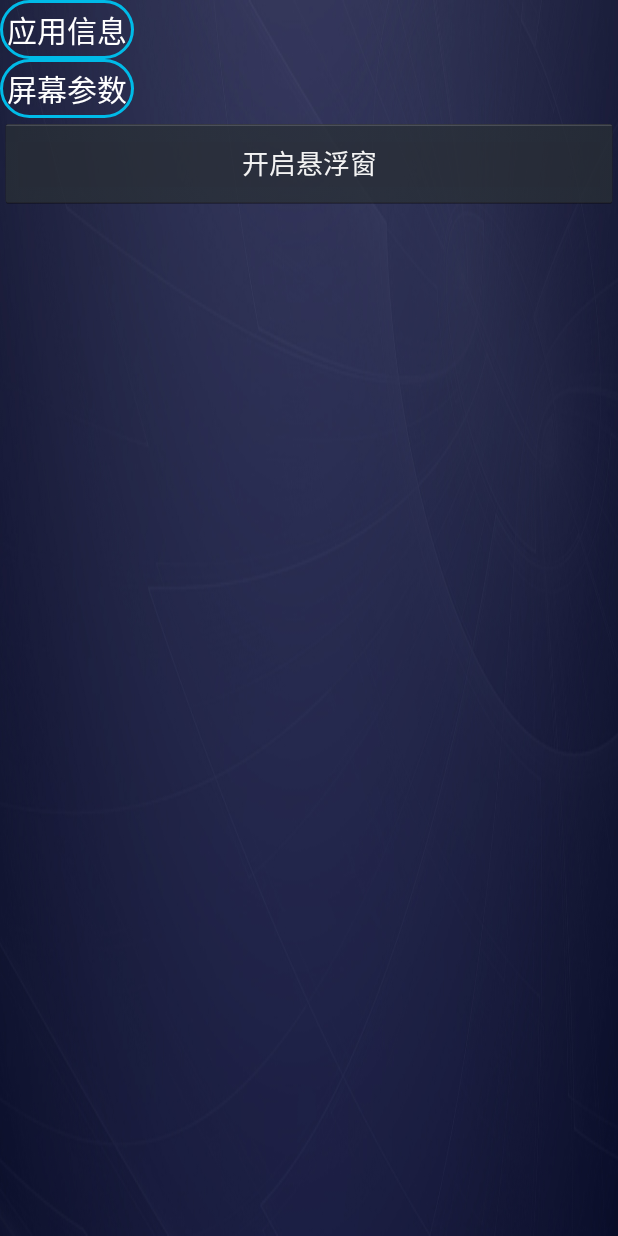
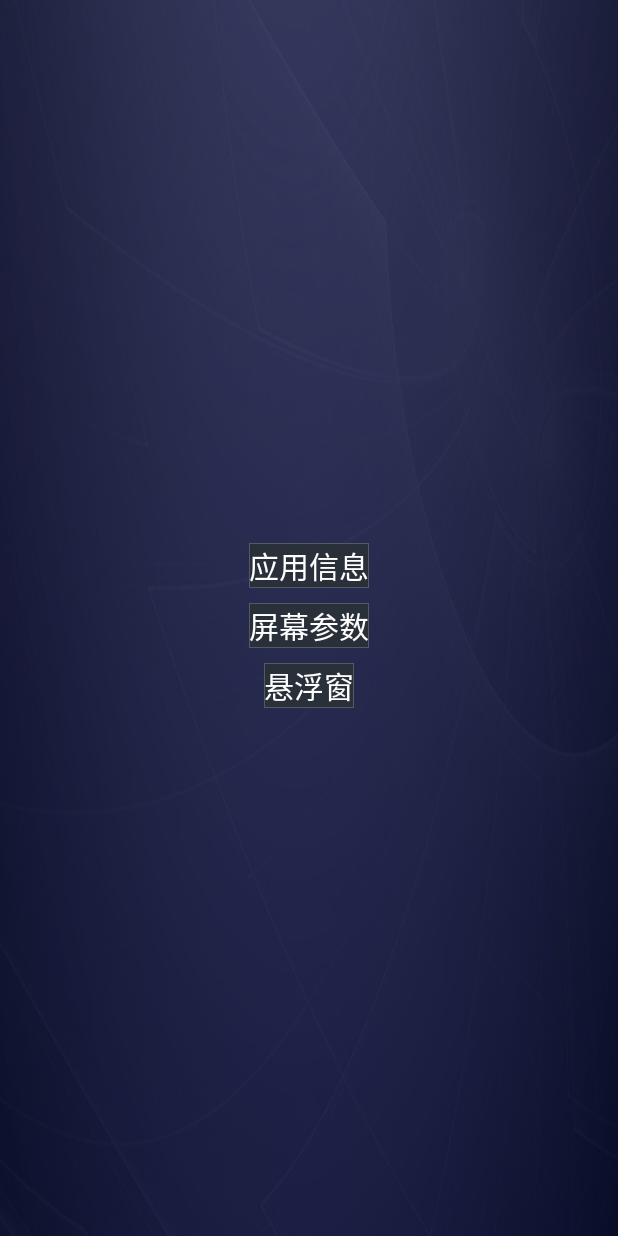
Before and after one commit to ShigerD/ScreenUtils, an Android app: the screen it shows after launch (MainActivity), on a phone screen of 412 x 824 dp. Run offline under Robolectric (Android 15) with nearby library versions, the phone set to English and light mode, and no system bars; 1 statement that could not run was skipped.

Commit message:
change the ui of MainActivity

```diff
--- a/app/build.gradle
+++ b/app/build.gradle
@@ -2,7 +2,7 @@ apply plugin: 'com.android.application'
 
 
 android {
-    compileSdkVersion 26
+    compileSdkVersion 25
     buildToolsVersion "27.0.2"
     defaultConfig {
         applicationId "com.shiger.tools"
@@ -22,7 +22,7 @@ android {
 
 
 dependencies {
-    compile fileTree(dir: 'libs', include: ['*.jar'])
+    compile fileTree(include: ['*.jar'], dir: 'libs')
     androidTestCompile('com.android.support.test.espresso:espresso-core:2.2.2', {
         exclude group: 'com.android.support', module: 'support-annotations'
     })
--- a/app/src/main/java/com/shiger/tools/ChatActivity.java
+++ b/app/src/main/java/com/shiger/tools/ChatActivity.java
@@ -50,9 +50,9 @@ public class ChatActivity extends BaseActivity {
         super.onCreate(savedInstanceState);
         setContentView(R.layout.activity_chat);
 
-        mResultTextview = findViewById(R.id.chat_text);
-        mContentEt = findViewById(R.id.content);
-        mOKbutton = findViewById(R.id.ok_button);
+        mResultTextview = (TextView) findViewById(R.id.chat_text);
+        mContentEt = (EditText) findViewById(R.id.content);
+        mOKbutton = (Button) findViewById(R.id.ok_button);
         mOKbutton.setOnClickListener(new View.OnClickListener() {
             @Override
             public void onClick(View view) {
--- a/app/src/main/java/com/shiger/tools/EVcardIntest.java
+++ b/app/src/main/java/com/shiger/tools/EVcardIntest.java
@@ -50,15 +50,15 @@ public class EVcardIntest extends BaseActivity {
         super.onCreate(savedInstanceState);
         setContentView(R.layout.activity_chat);
 
-        mResultTextview = findViewById(R.id.chat_text);
-        mContentEt = findViewById(R.id.content);
+        mResultTextview = (TextView) findViewById(R.id.chat_text);
+        mContentEt = (EditText) findViewById(R.id.content);
 
 // fail
         result = HttpUtils.sendEvPost(HTTP_POST, mContentEt.getText().toString());
         result = result.replace("null","");
         Log.d(TAG, "result--- " + result);
 
-        mOKbutton = findViewById(R.id.ok_button);
+        mOKbutton = (Button) findViewById(R.id.ok_button);
         mOKbutton.setOnClickListener(new View.OnClickListener() {
             @Override
             public void onClick(View view) {
--- a/app/src/main/java/com/shiger/tools/GetScreenParaAcitivity.java
+++ b/app/src/main/java/com/shiger/tools/GetScreenParaAcitivity.java
@@ -1,19 +1,14 @@
 package com.shiger.tools;
 
-import android.app.Activity;
 import android.app.ActivityManager;
 import android.content.Context;
 import android.content.pm.PackageInfo;
 import android.content.pm.PackageManager;
-import android.graphics.Color;
 import android.graphics.Point;
-import android.os.Build;
 import android.os.Bundle;
 import android.util.DisplayMetrics;
 import android.util.Log;
 import android.view.Display;
-import android.view.Window;
-import android.view.WindowManager;
 import android.widget.TextView;
 import java.util.ArrayList;
 import java.util.List;
@@ -28,7 +23,7 @@ public class GetScreenParaAcitivity extends BaseActivity {
     private TextView tv_densityDpi;
     private TextView tv_sw;
 
-    private int sereenRealHeight = 0;
+    private int screenRealHeight = 0;
     float mDensity = 0, mDensityDpi = 0;
     public static final int FLAG_STATUS_BAR_TRANSLUCENT = 0x02000000;
     @Override
@@ -55,7 +50,7 @@ public class GetScreenParaAcitivity extends BaseActivity {
     }
 
     private String getxdpi() {
-        Log.d(TAG, "Density is " + (int) mDensityDpi);
+        Log.d(TAG, "mDensityDpi is " + (int) mDensityDpi);
         if ((int) mDensityDpi >= 480) {
             return "xxhdpi";
         } else if ((int) mDensityDpi >= 320) {
@@ -94,7 +89,7 @@ public class GetScreenParaAcitivity extends BaseActivity {
     }
 
     private String getScreenSW() {
-        float sw = sereenRealHeight / mDensity;
+        float sw = screenRealHeight / mDensity;
         return String.valueOf(sw);
     }
 
@@ -106,7 +101,7 @@ public class GetScreenParaAcitivity extends BaseActivity {
         getWindowManager().getDefaultDisplay().getRealSize(point);
         tv_screen_width_real.setText(String.valueOf(point.x));
         tv_screen_hight_real.setText(String.valueOf(point.y));
-        sereenRealHeight = point.y;
+        screenRealHeight = point.y;
         Log.d(TAG, "the screen real size is " + point.toString());
     }
 
--- a/app/src/main/java/com/shiger/tools/MainActivity.java
+++ b/app/src/main/java/com/shiger/tools/MainActivity.java
@@ -24,7 +24,7 @@ import java.util.TimerTask;
 
 public class MainActivity extends BaseActivity implements View.OnClickListener {
     private String TAG = "MainActivity";
-    Button btnStartFloatWindow;
+    View btnStartFloatWindow;
     TextView btnStartGetScreenPara, btnStartAppInfo;
     TextView btnStartBright;
     private Timer timer = new Timer();
@@ -47,10 +47,10 @@ public class MainActivity extends BaseActivity implements View.OnClickListener {
             case R.id.start_appInfo:
                 Intent appInfoIntent = new Intent(MainActivity.this, AppInfoActivity.class);
                 startActivity(appInfoIntent);
+                break;
             case R.id.start_float_window:
                 Intent service = new Intent(MainActivity.this, FloatWindowService.class);
                 startService(service);
-//                finish();
                 break;
             case R.id.start_get_screen_para:
                 Intent getScreenParaIntent = new Intent(MainActivity.this, GetScreenParaAcitivity.class);
@@ -64,7 +64,7 @@ public class MainActivity extends BaseActivity implements View.OnClickListener {
     }
 
     private void setupView() {
-        btnStartFloatWindow = (Button) findViewById(R.id.start_float_window);
+        btnStartFloatWindow = (View) findViewById(R.id.start_float_window);
         btnStartGetScreenPara = (TextView) findViewById(R.id.start_get_screen_para);
         btnStartBright = (Button) findViewById(R.id.start_get_screen_bright);
         btnStartAppInfo = (TextView) findViewById(R.id.start_appInfo);
--- /dev/null
+++ b/app/src/main/res/drawable/shape_rectangle_voice_bg_gray.xml
@@ -0,0 +1,20 @@
+<?xml version="1.0" encoding="utf-8"?>
+<shape xmlns:android="http://schemas.android.com/apk/res/android" >
+<solid android:color="#2a3039" />
+
+
+<!--
+
+    <padding
+        android:bottom="5dp"
+        android:left="5dp"
+        android:right="5dp"
+        android:top="5dp" />
+-->
+
+    <stroke
+        android:width="1px"
+        android:color="#555961" >
+    </stroke>
+
+</shape>
--- /dev/null
+++ b/app/src/main/res/drawable/shape_rectangle_voice_bg_green.xml
@@ -0,0 +1,20 @@
+<?xml version="1.0" encoding="utf-8"?>
+<shape xmlns:android="http://schemas.android.com/apk/res/android" >
+<solid android:color="#394f38" />
+
+
+<!--
+
+    <padding
+        android:bottom="5dp"
+        android:left="5dp"
+        android:right="5dp"
+        android:top="5dp" />
+-->
+
+    <stroke
+        android:width="1px"
+        android:color="#4bde45" >
+    </stroke>
+
+</shape>
--- /dev/null
+++ b/app/src/main/res/drawable/voice_btn_select.xml
@@ -0,0 +1,15 @@
+<?xml version="1.0" encoding="utf-8"?>
+
+<selector xmlns:android="http://schemas.android.com/apk/res/android">
+    <item  android:state_pressed="true"
+        android:drawable="@drawable/shape_rectangle_voice_bg_green" />
+
+    <item  android:state_checked="true"
+        android:drawable="@drawable/shape_rectangle_voice_bg_green" />
+
+    <item  android:state_checked="false"
+        android:drawable="@drawable/shape_rectangle_voice_bg_gray" />
+
+    <item android:state_pressed="false"
+        android:drawable="@drawable/shape_rectangle_voice_bg_gray" />
+</selector>
--- a/app/src/main/res/layout/activity_main.xml
+++ b/app/src/main/res/layout/activity_main.xml
@@ -7,42 +7,43 @@
     <LinearLayout
         android:layout_width="match_parent"
         android:layout_height="match_parent"
-        android:orientation="vertical">
+        android:orientation="vertical"
+        android:gravity="center">
         <TextView
             android:id="@+id/start_appInfo"
             android:layout_width="wrap_content"
             android:layout_height="wrap_content"
-            android:background="@drawable/square_frame"
-            android:text="应用信息"
+            android:background="@drawable/voice_btn_select"
             android:textSize="20sp"
             android:textColor="@android:color/white"
+            android:text="应用信息"
+            android:layout_marginTop="10dp"
             />
 
         <TextView
             android:id="@+id/start_get_screen_para"
             android:layout_width="wrap_content"
             android:layout_height="wrap_content"
-            android:background="@drawable/square_frame"
-            android:text="屏幕参数"
+            android:background="@drawable/voice_btn_select"
             android:textSize="20sp"
             android:textColor="@android:color/white"
+            android:text="屏幕参数"
+            android:layout_marginTop="10dp"
+
             />
 
-        <Button
-            android:layout_width="fill_parent"
-            android:layout_height="60dp"
-            android:text="显示所有包信息"
-            android:visibility="gone"
+        <TextView
+            android:id="@+id/start_float_window"
+            android:layout_width="wrap_content"
+            android:layout_height="wrap_content"
+            android:background="@drawable/voice_btn_select"
+            android:textSize="20sp"
+            android:textColor="@android:color/white"
+            android:text="悬浮窗"
+            android:layout_marginTop="10dp"
             >
-        </Button>
+        </TextView>
 
-        <Button
-            android:layout_width="fill_parent"
-            android:layout_height="60dp"
-            android:text="获取屏幕参数"
-            android:visibility="gone"
-            >
-        </Button>
 
         <Button
             android:id="@+id/start_get_screen_bright"
@@ -53,14 +54,7 @@
             >
         </Button>
 
-        <Button
-            android:id="@+id/start_float_window"
-            android:layout_width="fill_parent"
-            android:layout_height="60dp"
-            android:text="开启悬浮窗"
-            >
 
-        </Button>
 
         <GridView
             android:id="@+id/grid_view"
```
